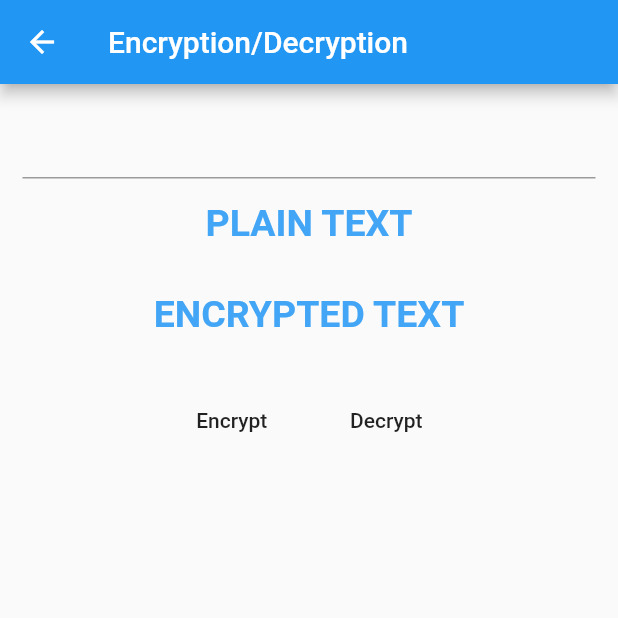
After one commit to AbdullahElmeslimany/absence, a Flutter app: the HomePageTest screen opened directly, on a phone screen of 412 x 824 dp, the top half of it. The commit adds this screen. Run offline on Flutter 3.47's test engine with Material 2 defaults, Android fonts, the phone set to English and light mode, and no system bars; our stand-ins replace cloud_firestore, firebase_core, qr_flutter; missing offline and left inert: encrypt, mobile_scanner; accounts and stored records are empty.

Commit message:
Absence of salab

```diff
--- /dev/null
+++ b/lib/constant/encryptprossing.dart
@@ -0,0 +1,26 @@
+import 'package:encrypt/encrypt.dart' as encrypt;
+import 'package:flutter/material.dart';
+
+class MyEncryption {
+  final plainText = 'Lorem ipsum dolor sit amet, consectetur adipiscing elit';
+  static final key = encrypt.Key.fromLength(32);
+  static final iv = encrypt.IV.fromLength(16);
+  static final encrypter = encrypt.Encrypter(encrypt.AES(key));
+
+  static encryptAES(text) {
+    final encrypted = encrypter.encrypt(text, iv: iv);
+    print("MyEncryption===========================================");
+    print(encrypted);
+    print(encrypted.bytes);
+    print(encrypted.base16);
+    print(encrypted.base64);
+    print("MyEncryption===========================================");
+
+    return encrypted;
+  }
+
+  static decryptAES(text) {
+    return encrypter.decrypt(text, iv: iv);
+    // final decrypted = encrypter.decrypt(encrypted, iv: iv);
+  }
+}
--- a/lib/screens/homepage/student/studenthomepage.dart
+++ b/lib/screens/homepage/student/studenthomepage.dart
@@ -1,3 +1,4 @@
+import 'package:absence/constant/encryptprossing.dart';
 import 'package:flutter/material.dart';
 import 'package:mobile_scanner/mobile_scanner.dart';
 
@@ -59,7 +60,8 @@ class _StudentHomePageState extends State<StudentHomePage> {
                           });
 
                           print("======================================");
-                          print(latecode);
+                          // print(latecode);
+                          // print(MyEncryption.decryptAES(latecode));
                           print("--------------------------------------");
 
                           // Navigator.push(
--- /dev/null
+++ b/lib/testapp/test2.dart
@@ -0,0 +1,99 @@
+import 'package:absence/constant/encryptprossing.dart';
+import 'package:flutter/material.dart';
+import 'package:encrypt/encrypt.dart' as encrypt;
+
+class HomePageTest extends StatefulWidget {
+  @override
+  _HomePageTestState createState() => _HomePageTestState();
+}
+
+class _HomePageTestState extends State<HomePageTest> {
+  TextEditingController tec = TextEditingController();
+  var encryptedText, plainText;
+  @override
+  Widget build(BuildContext context) {
+    return Scaffold(
+      appBar: AppBar(
+        title: Text("Encryption/Decryption"),
+      ),
+      body: Center(
+        child: Column(
+          children: [
+            Padding(
+              padding: const EdgeInsets.all(15.0),
+              child: TextField(
+                controller: tec,
+              ),
+            ),
+            Column(
+              children: [
+                Text(
+                  "PLAIN TEXT",
+                  style: TextStyle(
+                    fontSize: 25,
+                    color: Colors.blue[400],
+                    fontWeight: FontWeight.w600,
+                  ),
+                ),
+                Padding(
+                  padding: const EdgeInsets.all(8.0),
+                  child: Text(plainText == null ? "" : plainText),
+                ),
+              ],
+            ),
+            Column(
+              children: [
+                Text(
+                  "ENCRYPTED TEXT",
+                  style: TextStyle(
+                    fontSize: 25,
+                    color: Colors.blue[400],
+                    fontWeight: FontWeight.w600,
+                  ),
+                ),
+                Padding(
+                  padding: const EdgeInsets.all(8.0),
+                  child: Text(encryptedText == null
+                      ? ""
+                      : encryptedText is encrypt.Encrypted
+                          ? encryptedText.base64
+                          : encryptedText),
+                ),
+              ],
+            ),
+            Row(
+              mainAxisAlignment: MainAxisAlignment.center,
+              children: [
+                MaterialButton(
+                  onPressed: () {
+                    plainText = tec.text;
+                    setState(() {
+                      encryptedText = MyEncryption.encryptAES(plainText);
+                      print(plainText.runtimeType);
+                      print("-=-=-=-=-=-=-=-=-===-==-=-=-=");
+                    });
+                    tec.clear();
+                  },
+                  child: Text("Encrypt"),
+                ),
+                SizedBox(
+                  width: 15,
+                ),
+                MaterialButton(
+                  onPressed: () {
+                    setState(() {
+                      encryptedText = MyEncryption.decryptAES(encryptedText);
+                      print("===============================))");
+                      print("Type: " + encryptedText.runtimeType.toString());
+                    });
+                  },
+                  child: Text("Decrypt"),
+                )
+              ],
+            ),
+          ],
+        ),
+      ),
+    );
+  }
+}
--- a/pubspec.yaml
+++ b/pubspec.yaml
@@ -44,6 +44,7 @@ dependencies:
   firebase_core: ^2.17.0
   cloud_firestore: ^4.9.3
   firebase_auth: ^4.10.1
+  encrypt: ^5.0.3
 
 dev_dependencies:
   flutter_test:
```
Also changed, not shown: lib/constant/constant.dart (+16 -2 lines), lib/main.dart (+12 -5 lines), lib/screens/homepage/assestant teach/Attendance Record Page/AttendanceRecordPage.dart (added, +156 -0 lines), lib/screens/homepage/assestant teach/addsection.dart (+4 -12 lines), lib/screens/homepage/assestant teach/appBar/drawerPage.dart (+17 -0 lines), lib/screens/homepage/assestant teach/teachhomepage.dart (+39 -4 lines), lib/testapp/conectstream.dart (added, +37 -0 lines), lib/testapp/test1.dart (added, +24 -0 lines), pubspec.lock.
